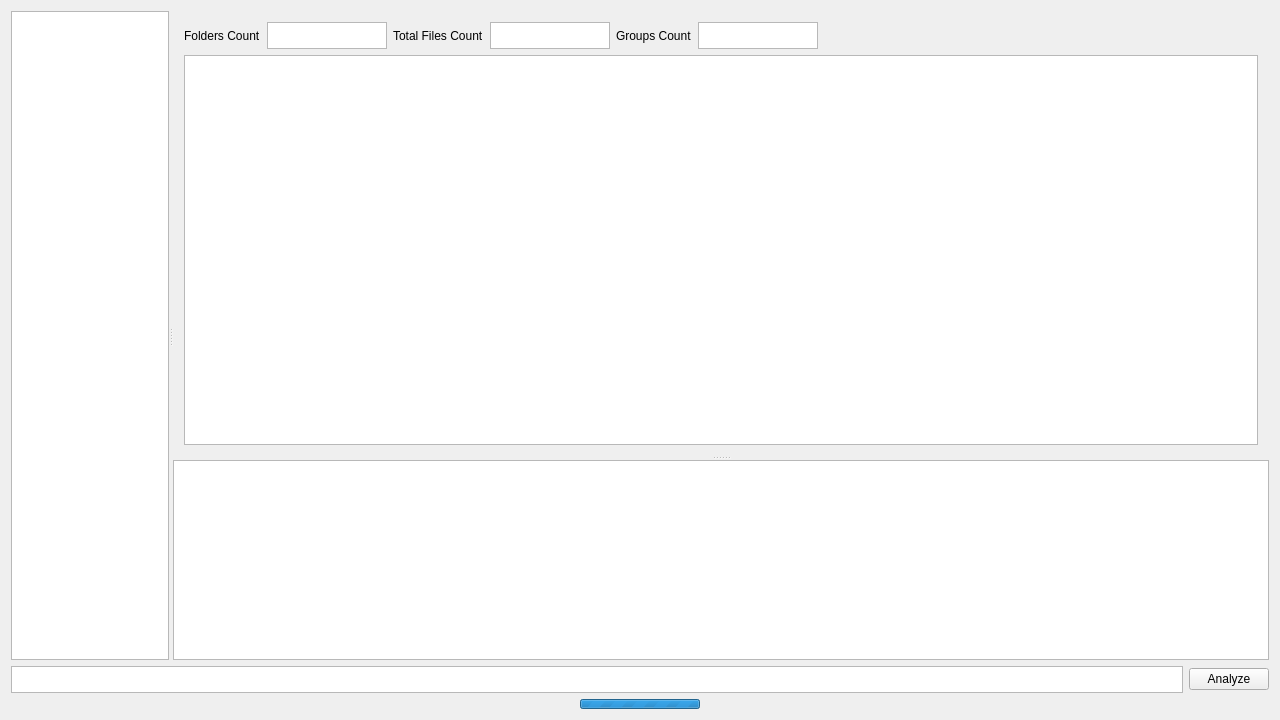
This is mainwindow.ui in vladimirevterev/DiskAnalyzer as Qt 5 draws it before an edit. The edited form follows.
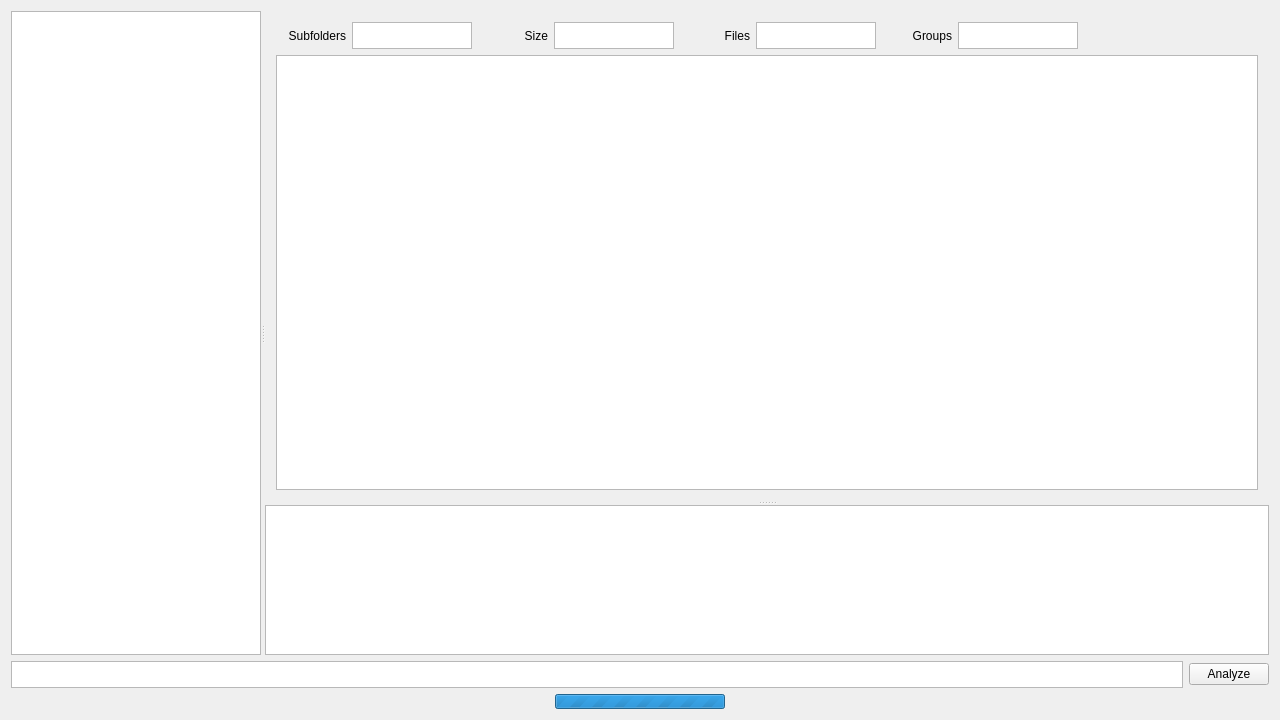
This is the edited form.

Commit message: * fix small bug (change int to qint64 in analysis datatypes) + added splitters decorators for Windows * small fixes and refactoring

```diff
--- a/mainwindow.ui
+++ b/mainwindow.ui
@@ -18,7 +18,7 @@
   </property>
   <property name="minimumSize">
    <size>
-    <width>800</width>
+    <width>1100</width>
     <height>480</height>
    </size>
   </property>
@@ -93,7 +93,7 @@
        </property>
        <property name="minimumSize">
         <size>
-         <width>0</width>
+         <width>250</width>
          <height>0</height>
         </size>
        </property>
@@ -114,8 +114,29 @@
           <layout class="QHBoxLayout" name="horizontalLayout_3">
            <item>
             <widget class="QLabel" name="label">
+             <property name="sizePolicy">
+              <sizepolicy hsizetype="Fixed" vsizetype="Preferred">
+               <horstretch>0</horstretch>
+               <verstretch>0</verstretch>
+              </sizepolicy>
+             </property>
+             <property name="minimumSize">
+              <size>
+               <width>70</width>
+               <height>0</height>
+              </size>
+             </property>
+             <property name="maximumSize">
+              <size>
+               <width>70</width>
+               <height>16777215</height>
+              </size>
+             </property>
              <property name="text">
-              <string>Folders Count</string>
+              <string>Subfolders</string>
+             </property>
+             <property name="alignment">
+              <set>Qt::AlignRight|Qt::AlignTrailing|Qt::AlignVCenter</set>
              </property>
             </widget>
            </item>
@@ -141,10 +162,81 @@
              </property>
             </widget>
            </item>
+           <item>
+            <widget class="QLabel" name="label_4">
+             <property name="sizePolicy">
+              <sizepolicy hsizetype="Fixed" vsizetype="Preferred">
+               <horstretch>0</horstretch>
+               <verstretch>0</verstretch>
+              </sizepolicy>
+             </property>
+             <property name="minimumSize">
+              <size>
+               <width>70</width>
+               <height>0</height>
+              </size>
+             </property>
+             <property name="maximumSize">
+              <size>
+               <width>70</width>
+               <height>16777215</height>
+              </size>
+             </property>
+             <property name="text">
+              <string>Size</string>
+             </property>
+             <property name="alignment">
+              <set>Qt::AlignRight|Qt::AlignTrailing|Qt::AlignVCenter</set>
+             </property>
+            </widget>
+           </item>
+           <item>
+            <widget class="QTextBrowser" name="folderSize">
+             <property name="sizePolicy">
+              <sizepolicy hsizetype="Fixed" vsizetype="Fixed">
+               <horstretch>0</horstretch>
+               <verstretch>0</verstretch>
+              </sizepolicy>
+             </property>
+             <property name="minimumSize">
+              <size>
+               <width>120</width>
+               <height>27</height>
+              </size>
+             </property>
+             <property name="maximumSize">
+              <size>
+               <width>120</width>
+               <height>27</height>
+              </size>
+             </property>
+            </widget>
+           </item>
            <item>
             <widget class="QLabel" name="label_2">
+             <property name="sizePolicy">
+              <sizepolicy hsizetype="Fixed" vsizetype="Preferred">
+               <horstretch>0</horstretch>
+               <verstretch>0</verstretch>
+              </sizepolicy>
+             </property>
+             <property name="minimumSize">
+              <size>
+               <width>70</width>
+               <height>0</height>
+              </size>
+             </property>
+             <property name="maximumSize">
+              <size>
+               <width>70</width>
+               <height>16777215</height>
+              </size>
+             </property>
              <property name="text">
-              <string>Total Files Count</string>
+              <string>Files</string>
+             </property>
+             <property name="alignment">
+              <set>Qt::AlignRight|Qt::AlignTrailing|Qt::AlignVCenter</set>
              </property>
             </widget>
            </item>
@@ -172,8 +264,29 @@
            </item>
            <item>
             <widget class="QLabel" name="label_3">
+             <property name="sizePolicy">
+              <sizepolicy hsizetype="Fixed" vsizetype="Preferred">
+               <horstretch>0</horstretch>
+               <verstretch>0</verstretch>
+              </sizepolicy>
+             </property>
+             <property name="minimumSize">
+              <size>
+               <width>70</width>
+               <height>0</height>
+              </size>
+             </property>
+             <property name="maximumSize">
+              <size>
+               <width>70</width>
+               <height>16777215</height>
+              </size>
+             </property>
              <property name="text">
-              <string>Groups Count</string>
+              <string>Groups</string>
+             </property>
+             <property name="alignment">
+              <set>Qt::AlignRight|Qt::AlignTrailing|Qt::AlignVCenter</set>
              </property>
             </widget>
            </item>
@@ -257,7 +370,7 @@
         <property name="maximumSize">
          <size>
           <width>16777215</width>
-          <height>200</height>
+          <height>150</height>
          </size>
         </property>
         <property name="focusPolicy">
@@ -344,7 +457,7 @@
       <property name="maximumSize">
        <size>
         <width>16777215</width>
-        <height>10</height>
+        <height>15</height>
        </size>
       </property>
       <layout class="QHBoxLayout" name="horizontalLayout_2">
@@ -376,8 +489,8 @@
          </property>
          <property name="maximumSize">
           <size>
-           <width>120</width>
-           <height>10</height>
+           <width>170</width>
+           <height>15</height>
           </size>
          </property>
          <property name="maximum">
```
Left out of the diff: 4 changed lines with no effect on the pictures. The commit also changes 6 other files.
